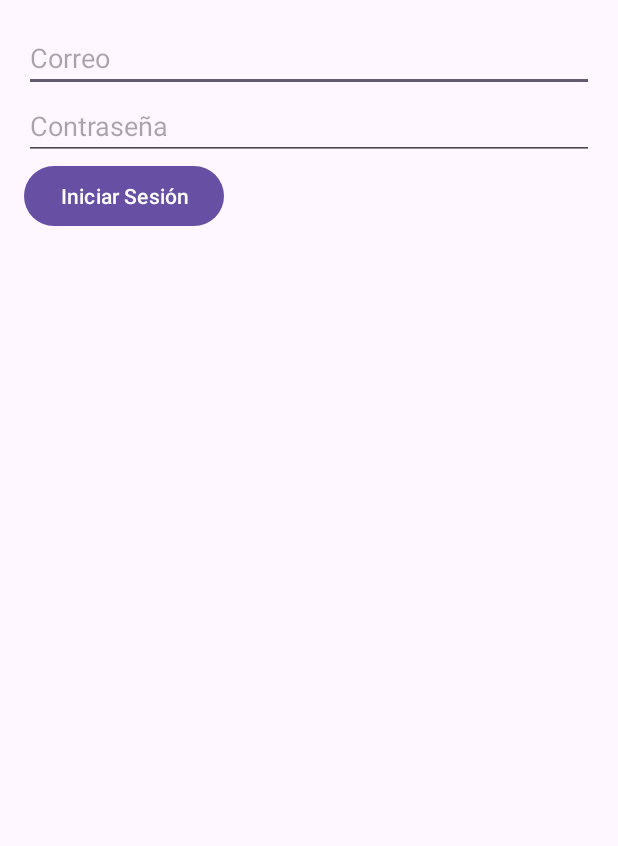
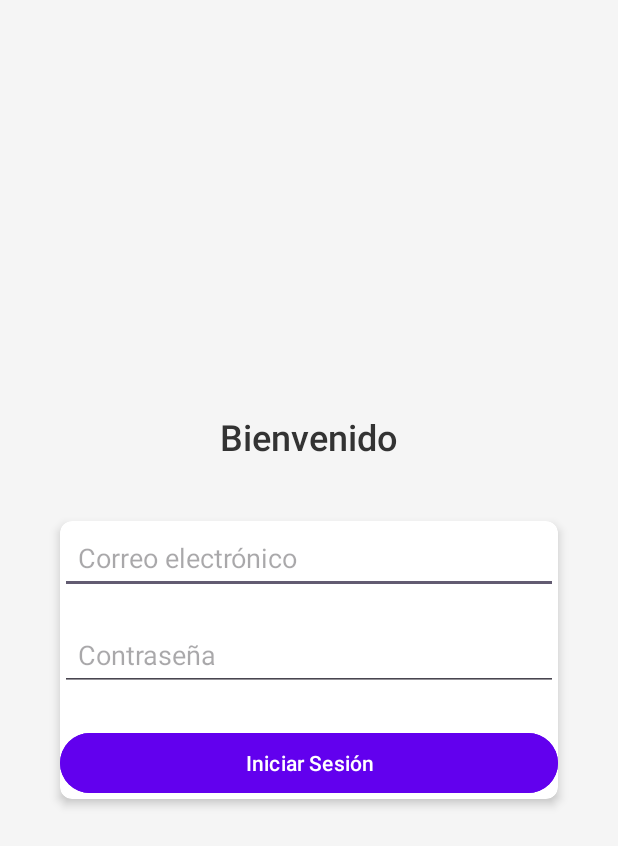
Before and after one commit to PabloCarranza31/SH, an Android app: the screen it shows after launch (MainActivity), on a phone screen of 412 x 824 dp. Shown: the top 846 px of the screen. Run offline under Robolectric (Android 15) with nearby library versions, the phone set to English and light mode, and no system bars; libraries missing offline, so code that uses them is left out: com.google.android.gms.

Commit message:
03/11/2024
finalizado

```diff
--- a/app/build.gradle.kts
+++ b/app/build.gradle.kts
@@ -60,11 +60,13 @@ dependencies {
     implementation ("androidx.core:core-ktx:1.7.0")
     implementation ("com.google.android.gms:play-services-wearable:18.0.0")
     implementation ("androidx.wear:wear:1.2.0")
+    implementation ("androidx.constraintlayout:constraintlayout:2.1.4")
     implementation(libs.wear.tooling.preview)
     implementation(libs.activity.compose)
     implementation(libs.core.splashscreen)
     implementation(libs.appcompat)
     implementation(libs.play.services.location)
+    implementation(libs.androidx.constraintlayout)
     androidTestImplementation(platform(libs.compose.bom))
     androidTestImplementation(libs.ui.test.junit4)
     debugImplementation(libs.ui.tooling)
--- a/app/src/main/java/com/example/sh/presentation/MainActivity.kt
+++ b/app/src/main/java/com/example/sh/presentation/MainActivity.kt
@@ -53,6 +53,7 @@ class MainActivity : AppCompatActivity(), DataClient.OnDataChangedListener {
 
     override fun onCreate(savedInstanceState: Bundle?) {
         super.onCreate(savedInstanceState)
+        setContentView(R.layout.activity_main)
         dataClient = Wearable.getDataClient(this)
         enableEdgeToEdge()
 
@@ -170,6 +171,8 @@ class MainActivity : AppCompatActivity(), DataClient.OnDataChangedListener {
 
         // Mostrar el mensaje de alerta
         Toast.makeText(this, "¡Fuera del radio permitido!", Toast.LENGTH_SHORT).show()
+        Toast.makeText(this, "¡Regresa a la localidad anterior !", Toast.LENGTH_SHORT).show()
+
     }
 
     override fun onRequestPermissionsResult(requestCode: Int, permissions: Array<out String>, grantResults: IntArray) {
--- a/app/src/main/res/values/styles.xml
+++ b/app/src/main/res/values/styles.xml
@@ -1,7 +1,7 @@
 <resources>
 
     <!-- Base application theme. -->
-    <style name="AppTheme" parent="Theme.AppCompat.DayNight.DarkActionBar">
+    <style name="AppTheme" parent="Theme.AppCompat.DayNight.NoActionBar">
         <!-- Customize your theme here. -->
         <item name="colorPrimary">@color/colorPrimary</item>
         <item name="colorPrimaryDark">@color/colorPrimaryDark</item>
--- a/gradle/libs.versions.toml
+++ b/gradle/libs.versions.toml
@@ -17,6 +17,8 @@ material = "1.12.0"
 activity = "1.9.3"
 constraintlayout = "2.1.4"
 playServicesLocation = "21.3.0"
+playServicesMaps = "19.0.0"
+constraintlayoutVersion = "2.2.0"
 
 [libraries]
 play-services-wearable = { group = "com.google.android.gms", name = "play-services-wearable", version.ref = "playServicesWearable" }
@@ -40,6 +42,8 @@ material = { group = "com.google.android.material", name = "material", version.r
 activity = { group = "androidx.activity", name = "activity", version.ref = "activity" }
 constraintlayout = { group = "androidx.constraintlayout", name = "constraintlayout", version.ref = "constraintlayout" }
 play-services-location = { group = "com.google.android.gms", name = "play-services-location", version.ref = "playServicesLocation" }
+play-services-maps = { group = "com.google.android.gms", name = "play-services-maps", version.ref = "playServicesMaps" }
+androidx-constraintlayout = { group = "androidx.constraintlayout", name = "constraintlayout", version.ref = "constraintlayoutVersion" }
 
 [plugins]
 android-application = { id = "com.android.application", version.ref = "agp" }
--- a/movil/build.gradle.kts
+++ b/movil/build.gradle.kts
@@ -49,6 +49,9 @@ dependencies {
     implementation ("androidx.cardview:cardview:1.0.0")
     implementation ("com.google.android.gms:play-services-wearable:18.0.0")
     implementation ("androidx.wear:wear:1.2.0")
+    implementation ("com.google.android.gms:play-services-maps:18.0.2")
+
+    implementation(libs.play.services.maps)
     testImplementation(libs.junit)
     androidTestImplementation(libs.ext.junit)
     androidTestImplementation(libs.espresso.core)
--- a/movil/src/main/AndroidManifest.xml
+++ b/movil/src/main/AndroidManifest.xml
@@ -21,6 +21,10 @@
             </intent-filter>
         </activity>
         <activity android:name=".HomeActivity" />
+        <meta-data
+            android:name="com.google.android.geo.API_KEY"
+            android:value="AIzaSyC72NgrLYHrLJRPq2kw6amfy2yxmHQaPwM"/>
+
     </application>
 
 </manifest>
--- a/movil/src/main/java/com/example/SH/MainActivity.kt
+++ b/movil/src/main/java/com/example/SH/MainActivity.kt
@@ -25,16 +25,14 @@ class MainActivity : AppCompatActivity() {
 
 
 
-    private lateinit var recyclerView: RecyclerView
-    private lateinit var usuarioAdapter: UsuarioAdapter
+
 
     override fun onCreate(savedInstanceState: Bundle?) {
         super.onCreate(savedInstanceState)
         setContentView(R.layout.login)
 
 
-        recyclerView = findViewById(R.id.recyclerView)
-        recyclerView.layoutManager = LinearLayoutManager(this)
+
 
 
         val etCorreo = findViewById<EditText>(R.id.etCorreo)
--- a/movil/src/main/res/layout/login.xml
+++ b/movil/src/main/res/layout/login.xml
@@ -1,31 +1,69 @@
 <?xml version="1.0" encoding="utf-8"?>
 <LinearLayout xmlns:android="http://schemas.android.com/apk/res/android"
+    xmlns:app="http://schemas.android.com/apk/res-auto"
     android:layout_width="match_parent"
     android:layout_height="match_parent"
     android:orientation="vertical"
+    android:background="#F5F5F5"
+    android:padding="24dp"
+    android:gravity="center">
+
+    <!-- Título de la pantalla -->
+    <TextView
+        android:layout_width="wrap_content"
+        android:layout_height="wrap_content"
+        android:text="Bienvenido"
+        android:textSize="24sp"
+        android:textColor="#333333"
+        android:fontFamily="sans-serif-medium"
+        android:layout_marginBottom="24dp" />
+
+    <!-- Card para el formulario -->
+    <androidx.cardview.widget.CardView
+        android:layout_width="match_parent"
+        android:layout_height="wrap_content"
+        android:layout_margin="16dp"
+        android:layout_gravity="center"
+        app:cardCornerRadius="8dp"
+        app:cardElevation="4dp"
         android:padding="16dp">
+
+        <LinearLayout
+            android:layout_width="match_parent"
+            android:layout_height="wrap_content"
+            android:orientation="vertical">
+
             <!-- Campo de correo -->
             <EditText
                 android:id="@+id/etCorreo"
                 android:layout_width="match_parent"
                 android:layout_height="wrap_content"
-        android:hint="Correo"
-        android:inputType="textEmailAddress" />
+                android:hint="Correo electrónico"
+                android:inputType="textEmailAddress"
+                android:padding="12dp"
+                android:layout_marginBottom="16dp" />
 
+            <!-- Campo de contraseña -->
             <EditText
                 android:id="@+id/etPassword"
                 android:layout_width="match_parent"
                 android:layout_height="wrap_content"
                 android:hint="Contraseña"
-        android:inputType="textPassword" />
+                android:inputType="textPassword"
+                android:padding="12dp"
+                android:layout_marginBottom="24dp" />
+
+            <!-- Botón de inicio de sesión -->
             <Button
                 android:id="@+id/btnLogin"
-        android:layout_width="wrap_content"
+                android:layout_width="match_parent"
                 android:layout_height="wrap_content"
-        android:text="Iniciar Sesión" />
+                android:text="Iniciar Sesión"
+                android:textColor="#FFFFFF"
+                android:backgroundTint="#6200EE"
+                android:fontFamily="sans-serif-medium" />
 
-    <androidx.recyclerview.widget.RecyclerView
-        android:id="@+id/recyclerView"
-        android:layout_width="match_parent"
-        android:layout_height="match_parent"/>
         </LinearLayout>
+    </androidx.cardview.widget.CardView>
+
+</LinearLayout>
```
Also changed, not shown: app/src/main/res/layout/activity_main.xml (+34 -4 lines), movil/src/main/java/com/example/SH/HomeActivity.kt (+14 -7 lines), movil/src/main/res/layout/activity_home.xml (+30 -18 lines). Lines whose indentation alone changed are shown as unchanged.
